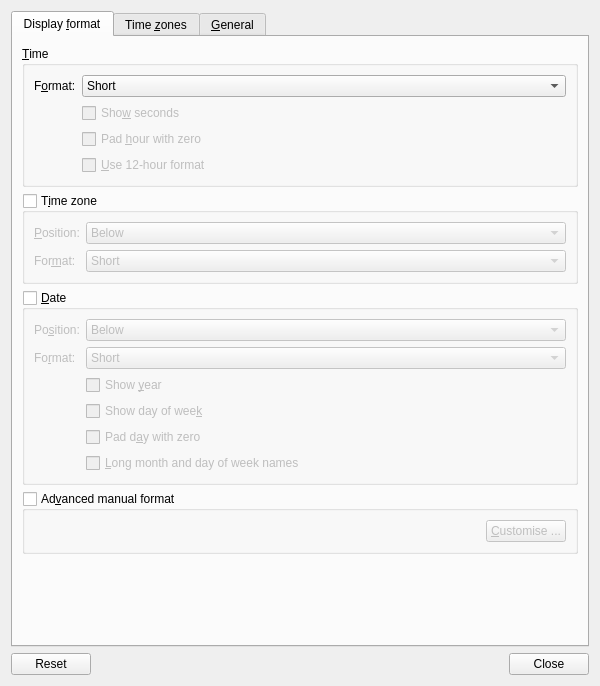
lxqt/lxqt-panel, file plugin-worldclock/lxqtworldclockconfiguration.ui: the form before one commit.
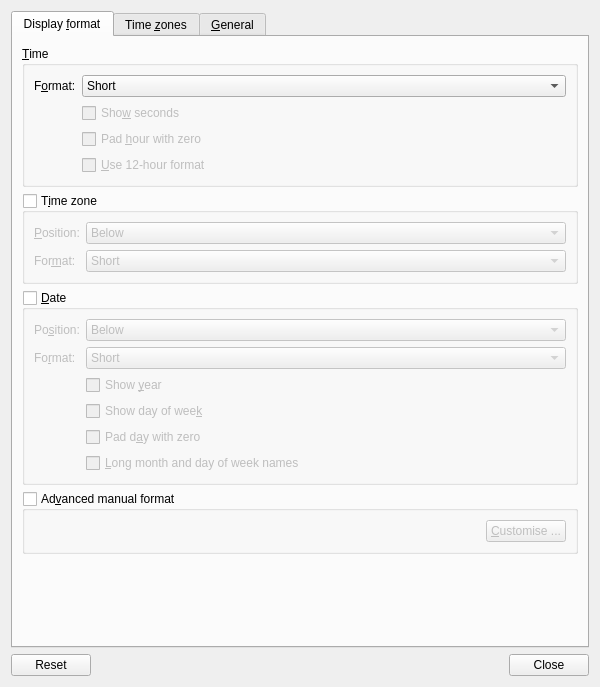
The form after the commit.

Commit message: Fixed tab order

What changed in the file:
```diff
--- a/plugin-worldclock/lxqtworldclockconfiguration.ui
+++ b/plugin-worldclock/lxqtworldclockconfiguration.ui
@@ -7,7 +7,7 @@
     <x>0</x>
     <y>0</y>
     <width>600</width>
-    <height>686</height>
+    <height>687</height>
    </rect>
   </property>
   <property name="windowTitle">
```
Left out of the diff: 6 changed lines with no effect on the pictures. Lines whose indentation alone changed are shown as unchanged.
